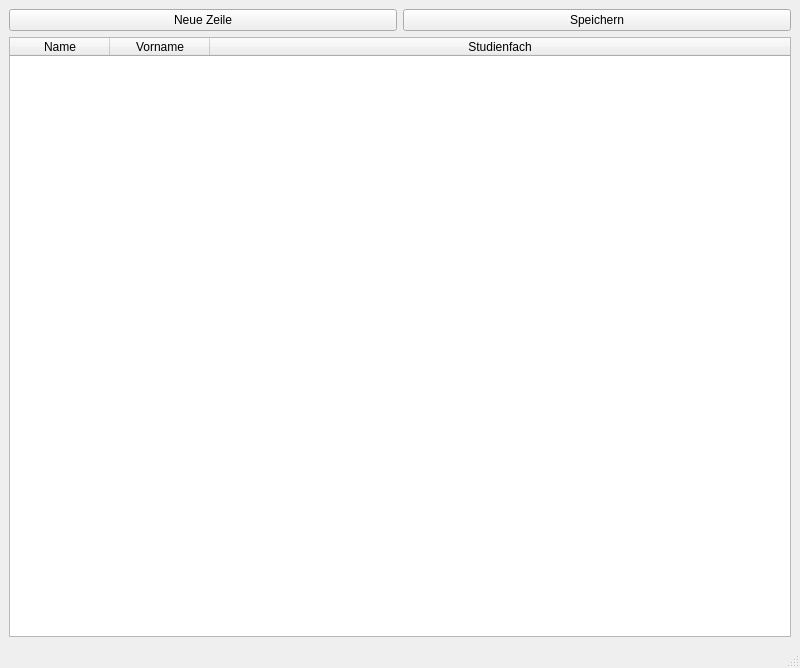
First picture: the form in ui/mainwindow.ui, repository soenkef/python_PyQT, before the edit.
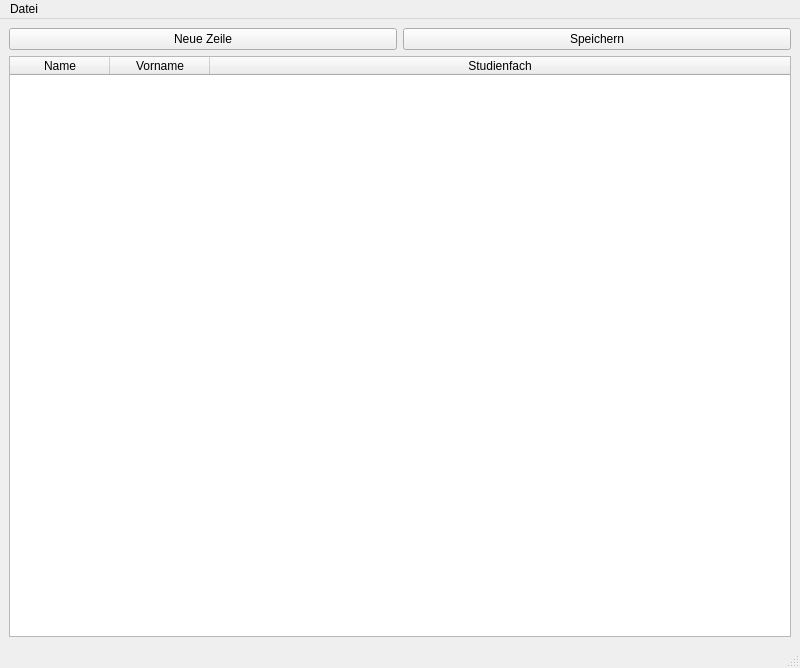
Second picture: the form after the edit.

Commit message: PyQT - Studierendenverwaltung mit Neuer Zeile, Änderungerkenneung und Speichern in csv-Datei gebaut - mit Dateimenü

Diff of the .ui file:
```diff
--- a/ui/mainwindow.ui
+++ b/ui/mainwindow.ui
@@ -76,6 +76,13 @@
      <height>21</height>
     </rect>
    </property>
+   <widget class="QMenu" name="menuDatei">
+    <property name="title">
+     <string>Datei</string>
+    </property>
+    <addaction name="actionSave"/>
+   </widget>
+   <addaction name="menuDatei"/>
   </widget>
   <widget class="QStatusBar" name="statusbar"/>
  </widget>
```
Left out of the diff: 5 changed lines with no effect on the pictures. The commit also changes 3 other files.
